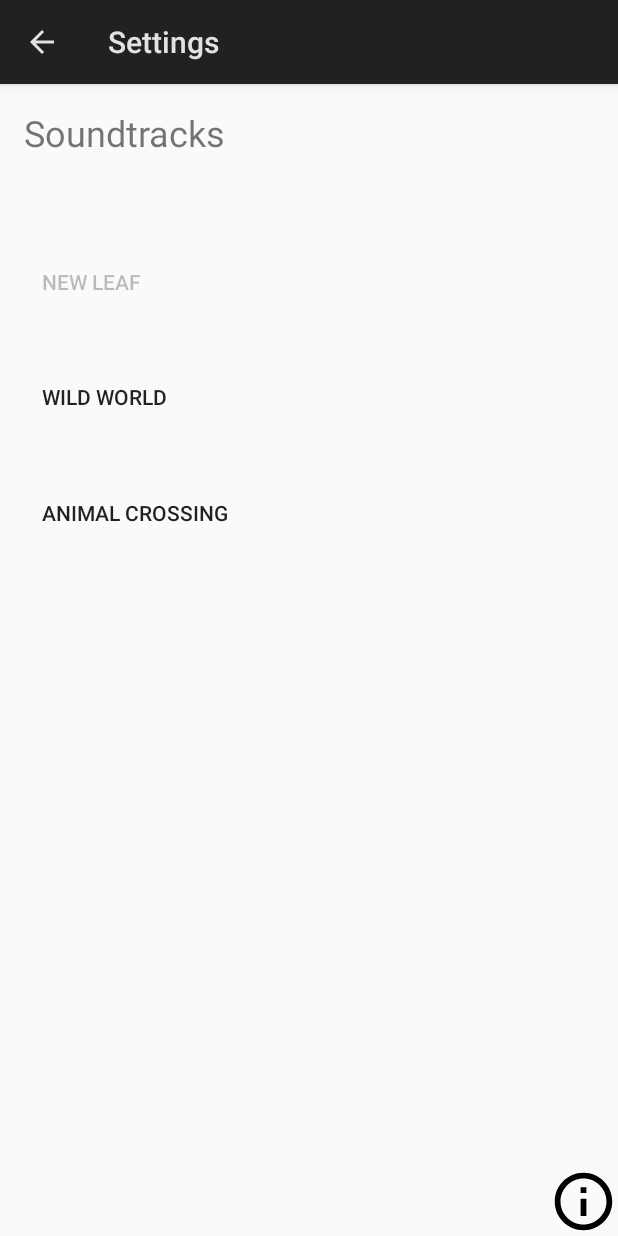
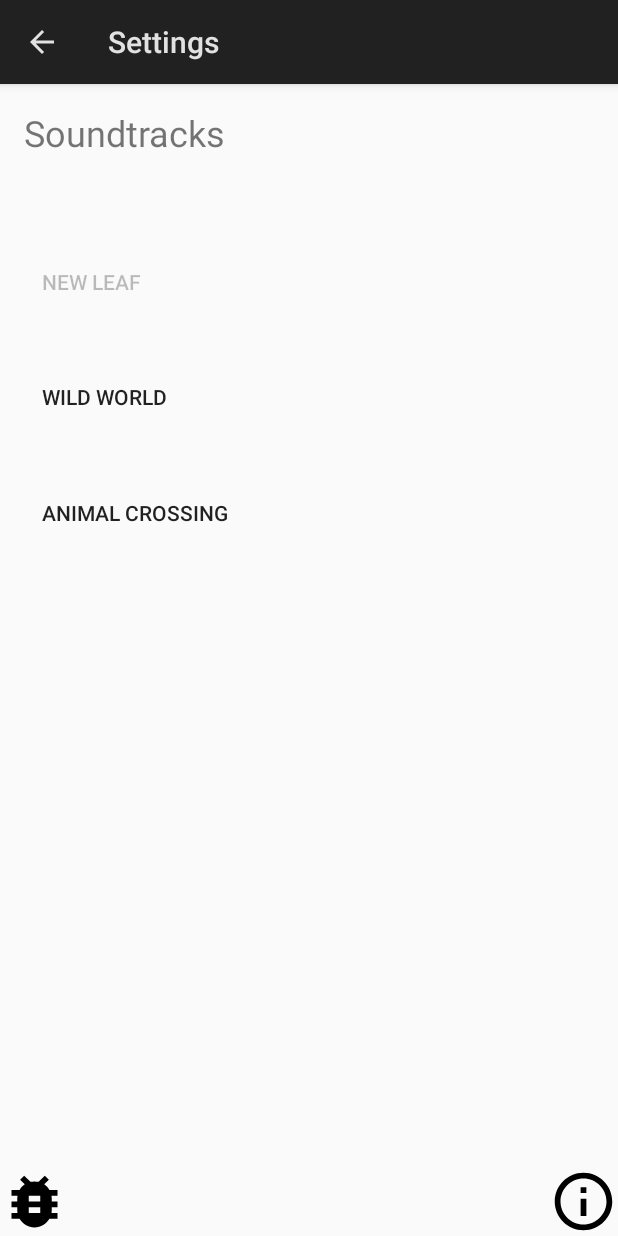
Before and after one commit to sol-foxie/acmusic, an Android app: the screen it shows after launch (Settings), after a tap on an icon or button, on a phone screen of 412 x 824 dp. Run offline under Robolectric (Android 15) with nearby library versions, the phone set to English and light mode, and no system bars.

Commit message:
add Debug activity

```diff
--- a/app/src/main/java/moe/foxie/sol/acmusic/MainActivity.kt
+++ b/app/src/main/java/moe/foxie/sol/acmusic/MainActivity.kt
@@ -75,7 +75,7 @@
 
     override fun onResume() {
         super.onResume()
-        if (!permissionsRequested) this.requestPermissions(arrayOf(Manifest.permission.ACCESS_COARSE_LOCATION, Manifest.permission.ACCESS_FINE_LOCATION), 0)
+        if (!permissionsRequested) this.requestPermissions(arrayOf(Manifest.permission.ACCESS_COARSE_LOCATION), 0)
         else connectToService()
     }
 
--- a/app/src/main/java/moe/foxie/sol/acmusic/MusicManager.kt
+++ b/app/src/main/java/moe/foxie/sol/acmusic/MusicManager.kt
@@ -92,6 +92,8 @@
         val previousTrack = this.currentlyPlaying
         this.currentlyPlaying = nextTrack
 
+        DEBUG_STATS.CURRENT_MODE = this.currentlyPlaying?.forecast?.connection
+
         val thePlayer = player
         if (previousTrack == null || previousTrack.hour != key.hour) {
             if (thePlayer != null) {
@@ -136,6 +138,8 @@
      */
     private fun changeTracks(trackRes: Int) {
         player?.discard()
+
+        DEBUG_STATS.CURRENT_TRACK = ctx.resources.getResourceName(trackRes)
 
         player = MediaPlayer.create(ctx,trackRes)
         player!!.isLooping = true
--- a/app/src/main/java/moe/foxie/sol/acmusic/Settings.kt
+++ b/app/src/main/java/moe/foxie/sol/acmusic/Settings.kt
@@ -31,6 +31,10 @@
             val attributionsIntent = Intent(this, Attributions::class.java)
             startActivity(attributionsIntent)
         }
+        debugButton.setOnClickListener {
+            val debugIntent = Intent(this, Debug::class.java)
+            startActivity(debugIntent)
+        }
     }
 
     private fun saveSoundtrack(soundtrack: Int) {
--- a/app/src/main/java/moe/foxie/sol/acmusic/WeatherManager.kt
+++ b/app/src/main/java/moe/foxie/sol/acmusic/WeatherManager.kt
@@ -139,7 +139,7 @@
         try {
             //todo: check if we have permissions instead of assuming we have them.
             val location = Tasks.await(locationProvider.lastLocation)
-            if (location != null) return LatLong(location.latitude, location.longitude)
+            if (location != null) return TRACE_LatLong(LatLong(location.latitude, location.longitude))
             throw WeatherFetchNoLocationException()
         } catch (e: ExecutionException) {
             check(e.cause is SecurityException)
--- /dev/null
+++ b/app/src/main/res/drawable/ic_bug_report_black_24dp.xml
@@ -0,0 +1,9 @@
+<vector xmlns:android="http://schemas.android.com/apk/res/android"
+        android:width="24dp"
+        android:height="24dp"
+        android:viewportWidth="24.0"
+        android:viewportHeight="24.0">
+    <path
+        android:fillColor="#FF000000"
+        android:pathData="M20,8h-2.81c-0.45,-0.78 -1.07,-1.45 -1.82,-1.96L17,4.41 15.59,3l-2.17,2.17C12.96,5.06 12.49,5 12,5c-0.49,0 -0.96,0.06 -1.41,0.17L8.41,3 7,4.41l1.62,1.63C7.88,6.55 7.26,7.22 6.81,8L4,8v2h2.09c-0.05,0.33 -0.09,0.66 -0.09,1v1L4,12v2h2v1c0,0.34 0.04,0.67 0.09,1L4,16v2h2.81c1.04,1.79 2.97,3 5.19,3s4.15,-1.21 5.19,-3L20,18v-2h-2.09c0.05,-0.33 0.09,-0.66 0.09,-1v-1h2v-2h-2v-1c0,-0.34 -0.04,-0.67 -0.09,-1L20,10L20,8zM14,16h-4v-2h4v2zM14,12h-4v-2h4v2z"/>
+</vector>
--- a/app/src/main/res/layout/activity_settings.xml
+++ b/app/src/main/res/layout/activity_settings.xml
@@ -53,4 +53,10 @@
             android:id="@+id/attributionsButton"
             android:background="@drawable/ic_info_outline_black_24dp" app:layout_constraintBottom_toBottomOf="parent"
             app:layout_constraintEnd_toEndOf="parent"/>
+    <Button
+            android:layout_width="46dp"
+            android:layout_height="46dp"
+            android:id="@+id/debugButton"
+            android:background="@drawable/ic_bug_report_black_24dp" app:layout_constraintStart_toStartOf="parent"
+            app:layout_constraintBottom_toBottomOf="parent"/>
 </android.support.constraint.ConstraintLayout>
```
Also changed, not shown: app/src/main/AndroidManifest.xml (+6 -2 lines), app/src/main/java/moe/foxie/sol/acmusic/DEBUG_STATS.kt (added, +12 -0 lines), app/src/main/java/moe/foxie/sol/acmusic/Debug.kt (added, +23 -0 lines), app/src/main/res/layout/activity_debug.xml (added, +63 -0 lines).
